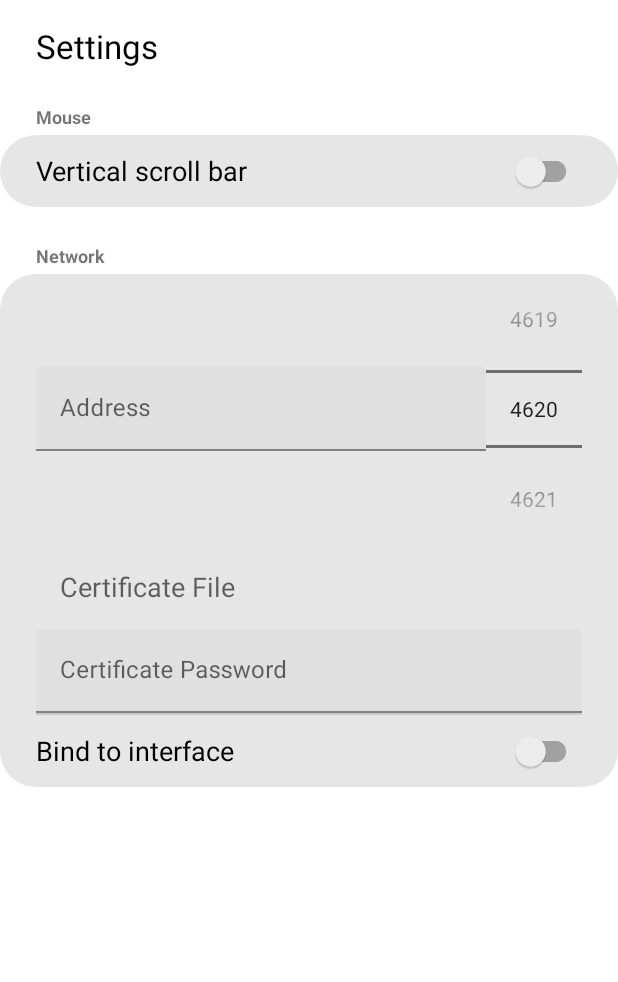
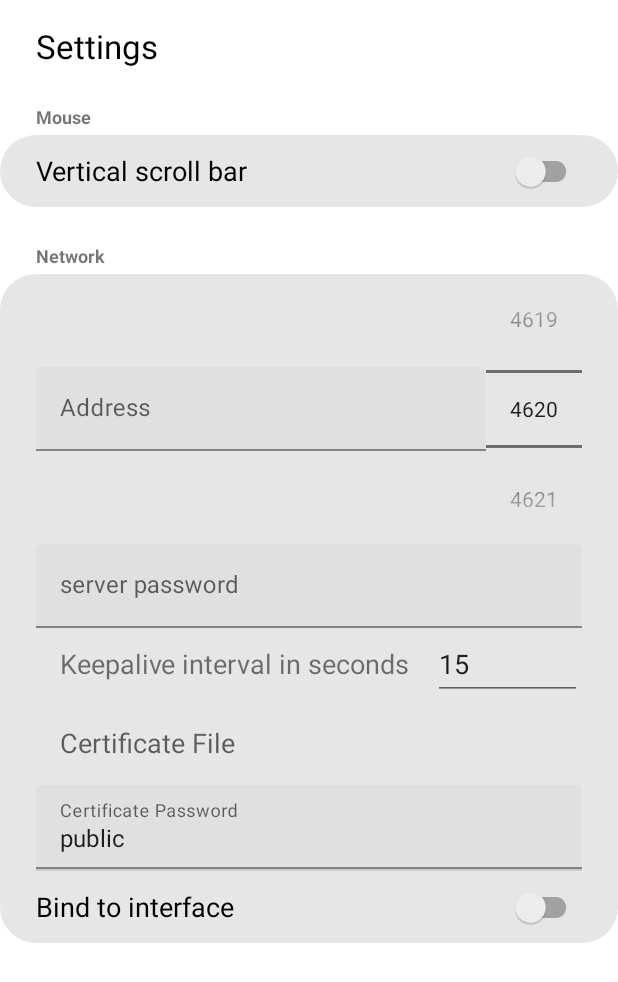
Before and after one commit to kryptonbutterfly/HIDoverWifi_android, an Android app: the screen it shows after launch (PreferencesActivity), after a tap on "Settings", on a phone screen of 412 x 824 dp. Shown: the top 982 px of the screen. Run offline under Robolectric (Android 15) with nearby library versions, the phone set to English and light mode, and no system bars.

Commit message:
add autorization & keepalive

```diff
--- a/app/src/main/java/kryptonbutterfly/hidoverwifi/Constants.kt
+++ b/app/src/main/java/kryptonbutterfly/hidoverwifi/Constants.kt
@@ -10,7 +10,7 @@ object Constants {
 
 	const val TRACKPAD = "TRACKPAD"
 
-	const val KEYSTORE_ALIAS = "HIDoverWifi"
+	const val INTERNAL_KEYSTORE_NAME = "keystore.p12"
 
-	const val INTERNAL_KEYSTORE_NAME = "keystore.p12"
+	const val PROTOCOL_ID = -8596033659527291744L
 }
--- a/app/src/main/java/kryptonbutterfly/hidoverwifi/dto/InputAction.kt
+++ b/app/src/main/java/kryptonbutterfly/hidoverwifi/dto/InputAction.kt
@@ -5,7 +5,7 @@ import java.io.DataOutputStream
 import java.io.Serializable
 import java.util.Arrays
 
-private enum class Action {
+enum class Action {
 	MOVE,
 	BUTTON,
 	CLICK,
@@ -13,7 +13,8 @@ private enum class Action {
 	SCROLL,
 	KEY,
 	TYPE,
-	TEXT
+	TEXT,
+	KEEP_ALIVE
 }
 
 sealed class InputAction: Serializable {
--- a/app/src/main/java/kryptonbutterfly/hidoverwifi/prefs/Prefs.kt
+++ b/app/src/main/java/kryptonbutterfly/hidoverwifi/prefs/Prefs.kt
@@ -12,9 +12,11 @@ data class Prefs(
 	@Expose var address: String = "",
 	@Expose var port: Int = 4620,
 	@Expose var certificate: String = "",
-	@Expose var certPassword: String = "",
+	@Expose var certPassword: String = "public",
 	@Expose var bind: Boolean = false,
-	@Expose var bindAddress: String = ""
+	@Expose var bindAddress: String = "",
+	@Expose var keepAliveInterval: Int = 15,
+	@Expose var serverPassword: String = ""
 ) {
 	fun save(context: ContextWrapper) {
 		val json = GSON.toJson(this)
--- a/app/src/main/java/kryptonbutterfly/hidoverwifi/ui/KeyboardActivity.kt
+++ b/app/src/main/java/kryptonbutterfly/hidoverwifi/ui/KeyboardActivity.kt
@@ -78,7 +78,7 @@ class KeyboardActivity : AppCompatActivity() {
 
 	fun onKeyTyped(view: View) {
 		val btn = view as Button
-		keyboardLayout.get(btn.id)?.also { keyText ->
+		keyboardLayout[btn.id]?.also { keyText ->
 			Network.event(this, ActionTextTyped(keyText.text))
 		}?:run {
 			Log.i(TRACKPAD, "No key defined in keyboardLayout for button ${btn.id}.")
--- a/app/src/main/java/kryptonbutterfly/hidoverwifi/ui/PreferencesActivity.kt
+++ b/app/src/main/java/kryptonbutterfly/hidoverwifi/ui/PreferencesActivity.kt
@@ -58,8 +58,10 @@ class PreferencesActivity : AppCompatActivity() {
 		val switchScrollBar = findViewById<SwitchCompat>(R.id.switchScrollBar)
 		val textAddress = findViewById<TextInputEditText>(R.id.textAddress)
 		val pickerServerPort = findViewById<NumberPicker>(R.id.server_port)
+		val serverPassword = findViewById<TextInputEditText>(R.id.server_password)
 		val textCertLoc = findViewById<TextView>(R.id.textCertFile)
 		val textCertPW = findViewById<TextInputEditText>(R.id.certPwText)
+		val textKeepAliveInterval = findViewById<TextView>(R.id.keepAlive_interval)
 		bindSwitch = findViewById(R.id.switchBind)
 		spinnerBindAddress = findViewById(R.id.spinnerBindAddresses)
 		switchScrollBar.isChecked = prefs.showScrollBar
@@ -70,7 +72,9 @@ class PreferencesActivity : AppCompatActivity() {
 		if (prefs.certificate.isNotEmpty())
 			textCertLoc.text = prefs.certificate
 
+		serverPassword.setText(prefs.serverPassword)
 		textCertPW.setText(prefs.certPassword)
+		textKeepAliveInterval.text = prefs.keepAliveInterval.toString()
 		bindSwitch.isChecked = prefs.bind
 		spinnerBindAddress.visibility = if (prefs.bind) VISIBLE else GONE
 
@@ -83,6 +87,12 @@ class PreferencesActivity : AppCompatActivity() {
 				prefs.showScrollBar = switchScrollBar.isChecked
 				prefs.address = textAddress.text.toString()
 				prefs.port = pickerServerPort.value
+				prefs.serverPassword = serverPassword.text.toString()
+
+				val keepalive = textKeepAliveInterval.text.toString()
+				if (keepalive.isNotBlank())
+					prefs.keepAliveInterval = Integer.parseInt(keepalive)
+
 				prefs.certificate = textCertLoc.text.toString()
 				prefs.certPassword = textCertPW.text.toString()
 				prefs.bind = bindSwitch.isChecked
--- a/app/src/main/res/layout/activity_preferences.xml
+++ b/app/src/main/res/layout/activity_preferences.xml
@@ -94,6 +94,14 @@
                 app:layout_constraintStart_toStartOf="parent"
                 app:layout_constraintTop_toBottomOf="@+id/networkTitle">
 
+                <androidx.constraintlayout.widget.ConstraintLayout
+                    android:id="@+id/constraintLayout3"
+                    android:layout_width="match_parent"
+                    android:layout_height="match_parent"
+                    app:layout_constraintEnd_toEndOf="parent"
+                    app:layout_constraintStart_toStartOf="parent"
+                    app:layout_constraintTop_toTopOf="parent">
+
                     <com.google.android.material.textfield.TextInputLayout
                         android:id="@+id/address"
                         android:layout_width="0dp"
@@ -101,7 +109,7 @@
                         android:background="@drawable/rounded_edges_small"
                         android:minHeight="48dp"
                         app:hintEnabled="true"
-                    app:layout_constraintBottom_toBottomOf="@+id/server_port"
+                        app:layout_constraintBottom_toBottomOf="parent"
                         app:layout_constraintEnd_toStartOf="@+id/server_port"
                         app:layout_constraintStart_toStartOf="parent"
                         app:layout_constraintTop_toTopOf="parent">
@@ -122,8 +130,61 @@
                         android:hint="@string/settings_server_port"
                         android:inputType="numberDecimal"
                         android:minHeight="48dp"
+                        app:layout_constraintBottom_toBottomOf="parent"
                         app:layout_constraintEnd_toEndOf="parent"
                         app:layout_constraintTop_toTopOf="parent" />
+
+                </androidx.constraintlayout.widget.ConstraintLayout>
+
+                <com.google.android.material.textfield.TextInputLayout
+                    android:id="@+id/textInputLayout2"
+                    android:layout_width="match_parent"
+                    android:layout_height="wrap_content"
+                    app:layout_constraintTop_toBottomOf="@+id/constraintLayout3"
+                    tools:layout_editor_absoluteX="24dp">
+
+                    <com.google.android.material.textfield.TextInputEditText
+                        android:id="@+id/server_password"
+                        android:layout_width="match_parent"
+                        android:layout_height="wrap_content"
+                        android:hint="@string/settings_hint_server_password" />
+                </com.google.android.material.textfield.TextInputLayout>
+
+                <androidx.constraintlayout.widget.ConstraintLayout
+                    android:id="@+id/constraintLayout4"
+                    android:layout_width="match_parent"
+                    android:layout_height="match_parent"
+                    app:layout_constraintEnd_toEndOf="parent"
+                    app:layout_constraintStart_toStartOf="parent"
+                    app:layout_constraintTop_toBottomOf="@+id/textInputLayout2">
+
+                    <TextView
+                        android:id="@+id/textView"
+                        android:layout_width="wrap_content"
+                        android:layout_height="0dp"
+                        android:gravity="center_vertical"
+                        android:paddingStart="16dp"
+                        android:paddingEnd="16dp"
+                        android:text="@string/settings_hint_keepalive_interval"
+                        android:textSize="18sp"
+                        app:layout_constraintBottom_toBottomOf="parent"
+                        app:layout_constraintStart_toStartOf="parent"
+                        app:layout_constraintTop_toTopOf="parent" />
+
+                    <EditText
+                        android:id="@+id/keepAlive_interval"
+                        android:layout_width="0dp"
+                        android:layout_height="wrap_content"
+                        android:autofillHints=""
+                        android:contentDescription="@string/settings_hint_keepalive_interval"
+                        android:ems="10"
+                        android:inputType="numberDecimal"
+                        android:minHeight="48dp"
+                        app:layout_constraintBottom_toBottomOf="parent"
+                        app:layout_constraintEnd_toEndOf="parent"
+                        app:layout_constraintStart_toEndOf="@+id/textView"
+                        app:layout_constraintTop_toTopOf="parent" />
+                </androidx.constraintlayout.widget.ConstraintLayout>
 
                 <TextView
                     android:id="@+id/textCertFile"
@@ -140,7 +201,7 @@
                     app:layout_constraintEnd_toEndOf="parent"
                     app:layout_constraintHeight_min="48dp"
                     app:layout_constraintStart_toStartOf="parent"
-                    app:layout_constraintTop_toBottomOf="@+id/server_port" />
+                    app:layout_constraintTop_toBottomOf="@id/constraintLayout4" />
 
                 <com.google.android.material.textfield.TextInputLayout
                     android:id="@+id/textInputLayout"
--- a/app/src/main/res/values/strings.xml
+++ b/app/src/main/res/values/strings.xml
@@ -4,19 +4,15 @@
     <string name="scroll_bar_vertical">Vertical scroll bar</string>
     <string name="settings">Settings</string>
     <string name="mouse_settings_title">Mouse</string>
-    <string name="showScrollBar">show scroll Bar</string>
     <string name="settings_network_address">Address</string>
-    <string name="settings_network_bind_address">bind Address</string>
     <string name="settings_switch_bind_interface">Bind to interface</string>
     <string name="network_settings_title">Network</string>
     <string name="settings_server_port">port</string>
     <string name="toggle_btn_ctrl">Ctrl</string>
-    <string name="toggle_btn_shift">⇧</string>
     <string name="toggle_btn_super">🐧</string>
     <string name="toggle_btn_alt">Alt</string>
     <string name="toggle_btn_altGr">AltGr</string>
     <string name="button_description_keyboard">Show keyboard</string>
-    <string name="keyboardDummyInput">Dummy input</string>
     <string name="toggle_btn_arrow_right">→</string>
     <string name="toggle_btn_arrow_down">↓</string>
     <string name="toggle_btn_arrow_left">←</string>
@@ -33,6 +29,7 @@
     <string name="button_insert">Insert</string>
     <string name="button_pos1">Pos1</string>
     <string name="settings_certificate_file_hint">Certificate File</string>
-    <string name="settings_button_browse">browse</string>
     <string name="settings_cert_passwd_hint">Certificate Password</string>
+    <string name="settings_hint_keepalive_interval">Keepalive interval in seconds</string>
+    <string name="settings_hint_server_password">server password</string>
 </resources>
```
Also changed, not shown: app/src/main/java/kryptonbutterfly/hidoverwifi/network/Network.kt (+72 -10 lines), app/src/main/java/kryptonbutterfly/hidoverwifi/ui/MousePadActivity.kt (+6 -16 lines). Lines whose indentation alone changed are shown as unchanged.
